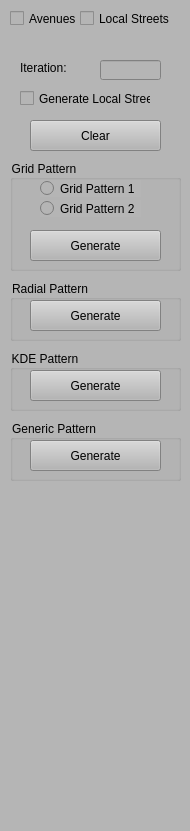
Old version of the form RoadDesigner/ControlWidget.ui in the repository gnishida/RoadDesigner.
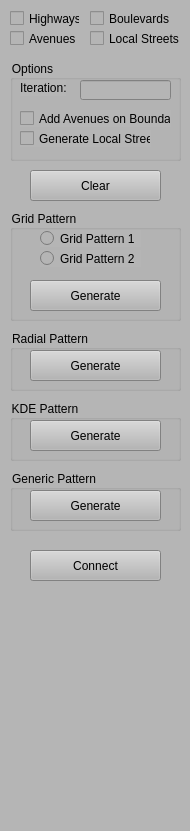
New version of the form.

```diff
--- a/RoadDesigner/ControlWidget.ui
+++ b/RoadDesigner/ControlWidget.ui
@@ -24,7 +24,7 @@
     <property name="geometry">
      <rect>
       <x>10</x>
-      <y>160</y>
+      <y>210</y>
       <width>171</width>
       <height>111</height>
      </rect>
@@ -82,7 +82,7 @@
     <property name="geometry">
      <rect>
       <x>10</x>
-      <y>280</y>
+      <y>330</y>
       <width>171</width>
       <height>61</height>
      </rect>
@@ -108,7 +108,7 @@
     <property name="geometry">
      <rect>
       <x>10</x>
-      <y>10</y>
+      <y>30</y>
       <width>70</width>
       <height>17</height>
      </rect>
@@ -120,8 +120,8 @@
    <widget class="QCheckBox" name="checkBoxRoadTypeLocalStreet">
     <property name="geometry">
      <rect>
-      <x>80</x>
-      <y>10</y>
+      <x>90</x>
+      <y>30</y>
       <width>91</width>
       <height>17</height>
      </rect>
@@ -134,7 +134,7 @@
     <property name="geometry">
      <rect>
       <x>10</x>
-      <y>420</y>
+      <y>470</y>
       <width>171</width>
       <height>61</height>
      </rect>
@@ -160,7 +160,7 @@
     <property name="geometry">
      <rect>
       <x>10</x>
-      <y>350</y>
+      <y>400</y>
       <width>171</width>
       <height>61</height>
      </rect>
@@ -182,11 +182,49 @@
      </property>
     </widget>
    </widget>
+   <widget class="QPushButton" name="pushButtonClear">
+    <property name="geometry">
+     <rect>
+      <x>30</x>
+      <y>170</y>
+      <width>131</width>
+      <height>31</height>
+     </rect>
+    </property>
+    <property name="text">
+     <string>Clear</string>
+    </property>
+   </widget>
+   <widget class="QGroupBox" name="groupBox">
+    <property name="geometry">
+     <rect>
+      <x>10</x>
+      <y>60</y>
+      <width>171</width>
+      <height>101</height>
+     </rect>
+    </property>
+    <property name="title">
+     <string>Options</string>
+    </property>
+    <widget class="QCheckBox" name="checkBoxAddAvenuesOnBoundary">
+     <property name="geometry">
+      <rect>
+       <x>10</x>
+       <y>50</y>
+       <width>151</width>
+       <height>17</height>
+      </rect>
+     </property>
+     <property name="text">
+      <string>Add Avenues on Boundary</string>
+     </property>
+    </widget>
    <widget class="QLabel" name="label">
     <property name="geometry">
      <rect>
-      <x>20</x>
-      <y>60</y>
+       <x>10</x>
+       <y>20</y>
       <width>46</width>
       <height>16</height>
      </rect>
@@ -198,9 +236,9 @@
    <widget class="QLineEdit" name="lineEditIteration">
     <property name="geometry">
      <rect>
-      <x>100</x>
-      <y>60</y>
-      <width>61</width>
+       <x>70</x>
+       <y>20</y>
+       <width>91</width>
       <height>20</height>
      </rect>
     </property>
@@ -211,8 +249,8 @@
    <widget class="QCheckBox" name="checkBoxLocalStreets">
     <property name="geometry">
      <rect>
-      <x>20</x>
-      <y>90</y>
+       <x>10</x>
+       <y>70</y>
       <width>131</width>
       <height>17</height>
      </rect>
@@ -221,17 +259,44 @@
      <string>Generate Local Streets</string>
     </property>
    </widget>
-   <widget class="QPushButton" name="pushButtonClear">
+   </widget>
+   <widget class="QCheckBox" name="checkBoxRoadTypeHighway">
+    <property name="geometry">
+     <rect>
+      <x>10</x>
+      <y>10</y>
+      <width>70</width>
+      <height>17</height>
+     </rect>
+    </property>
+    <property name="text">
+     <string>Highways</string>
+    </property>
+   </widget>
+   <widget class="QCheckBox" name="checkBoxRoadTypeBoulevard">
+    <property name="geometry">
+     <rect>
+      <x>90</x>
+      <y>10</y>
+      <width>91</width>
+      <height>17</height>
+     </rect>
+    </property>
+    <property name="text">
+     <string>Boulevards</string>
+    </property>
+   </widget>
+   <widget class="QPushButton" name="pushButtonConnect">
     <property name="geometry">
      <rect>
       <x>30</x>
-      <y>120</y>
+      <y>550</y>
       <width>131</width>
       <height>31</height>
      </rect>
     </property>
     <property name="text">
-     <string>Clear</string>
+     <string>Connect</string>
     </property>
    </widget>
   </widget>
```
Lines whose indentation alone changed are shown as unchanged.
